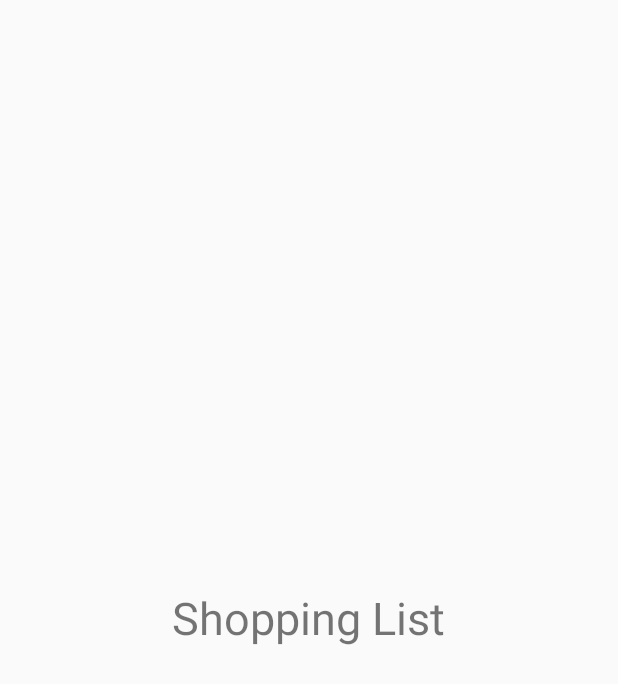
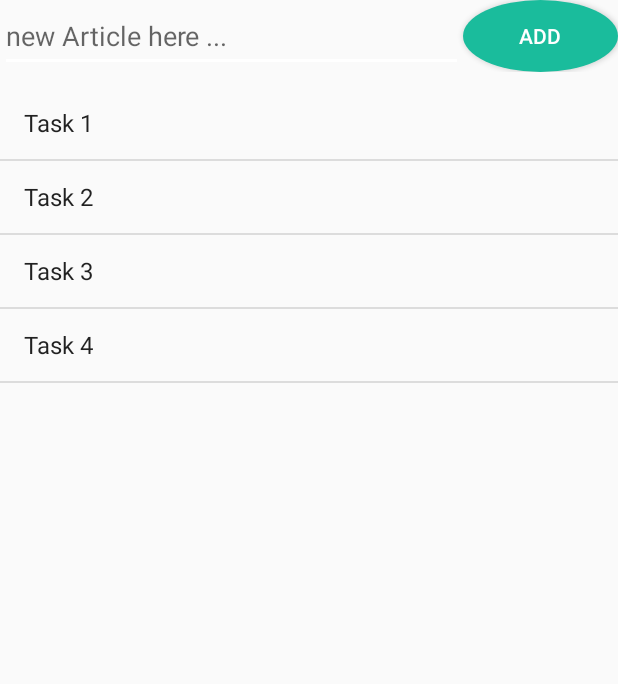
Before and after one commit to wiemrh/Familia, an Android app: the layout fragment_root_shop_list.xml on its own in the app's theme, with its tools: preview values and no code run, on a phone screen of 412 x 824 dp. Shown: the top 684 px of the screen. Run offline under Robolectric (Android 15) with nearby library versions, the phone set to English and light mode, and no system bars.

Commit message:
ShoopingList template insert select ws

```diff
--- a/app/build.gradle
+++ b/app/build.gradle
@@ -27,4 +27,5 @@ dependencies {
     androidTestImplementation 'com.android.support.test:runner:1.0.2'
     androidTestImplementation 'com.android.support.test.espresso:espresso-core:3.0.2'
     implementation 'com.android.support:design:28.0.0'
+    implementation 'com.google.code.gson:gson:2.8.5'
 }
--- a/app/src/main/java/tn/esprit/miafamilia10/adapters/HomePageTabsAdapter.java
+++ b/app/src/main/java/tn/esprit/miafamilia10/adapters/HomePageTabsAdapter.java
@@ -18,8 +18,6 @@ public class HomePageTabsAdapter  extends FragmentPagerAdapter {
         super(fm);
 
     }
-
-
 
 
     @Override
--- /dev/null
+++ b/app/src/main/res/drawable/cerclebt.xml
@@ -0,0 +1,7 @@
+<?xml version="1.0" encoding="utf-8"?>
+<shape xmlns:android="http://schemas.android.com/apk/res/android"
+    android:shape="oval"
+    >
+    <solid android:color="@color/btColor" />
+
+</shape>
--- a/app/src/main/res/layout/fragment_root_shop_list.xml
+++ b/app/src/main/res/layout/fragment_root_shop_list.xml
@@ -1,16 +1,45 @@
 <?xml version="1.0" encoding="utf-8"?>
-<FrameLayout xmlns:android="http://schemas.android.com/apk/res/android"
+<RelativeLayout xmlns:android="http://schemas.android.com/apk/res/android"
     xmlns:tools="http://schemas.android.com/tools"
     android:layout_width="match_parent"
     android:layout_height="match_parent"
     tools:context=".fragments.RootFragmentShopList">
 
     <!-- TODO: Update blank fragment layout -->
-    <TextView
-        android:layout_width="wrap_content"
-        android:layout_height="wrap_content"
-        android:layout_gravity="center_vertical|center_horizontal"
-        android:text="Shopping List"
-        android:textSize="30sp" />
+    <LinearLayout
+        android:id="@+id/layoutAd"
+        android:layout_width="match_parent"
+        android:orientation="horizontal"
+        android:layout_height="wrap_content">
 
-</FrameLayout>
+        <EditText
+            android:id="@+id/etArticle"
+            android:layout_width="0dp"
+            android:layout_height="match_parent"
+            android:layout_weight="3"
+            android:hint="new Article here ... "
+            />
+
+        <Button
+            android:id="@+id/btAdd"
+            android:layout_width="0dp"
+            android:layout_height="wrap_content"
+            android:background="@drawable/cerclebt"
+            android:textColor="#ffff"
+            android:layout_weight="1"
+            android:text="add"
+            />
+
+    </LinearLayout>
+
+    <ListView
+        android:id="@+id/listArticles"
+        android:layout_width="match_parent"
+        android:paddingTop="10dp"
+        android:layout_height="match_parent"
+        android:layout_below="@+id/layoutAd"
+        android:entries="@array/tasks">
+
+    </ListView>
+
+</RelativeLayout>
--- a/app/src/main/res/values/strings.xml
+++ b/app/src/main/res/values/strings.xml
@@ -7,4 +7,17 @@
     <string name="hello_blank_fragment">Hello blank fragment</string>
     <string name="title_activity_home">HomeActivity</string>
     <string name="title_activity_profile">ProfileActivity</string>
+    <string-array name="tasks">
+
+        <item> Task 1 </item>
+        <item> Task 2 </item>
+        <item> Task 3 </item>
+        <item> Task 4 </item>
+
+    </string-array>
+
+    <string-array name="competeOrderby">
+        <item>Latest</item>
+        <item>Solved</item>
+    </string-array>
 </resources>
```
Also changed, not shown: app/src/main/java/tn/esprit/miafamilia10/Models/Article.java (added, +37 -0 lines), app/src/main/java/tn/esprit/miafamilia10/Models/Task.java (added, +36 -0 lines), app/src/main/java/tn/esprit/miafamilia10/fragments/RootFragmentShopList.java (+165 -3 lines), app/src/main/res/layout/fragment_root_home.xml (+3 -6 lines).
